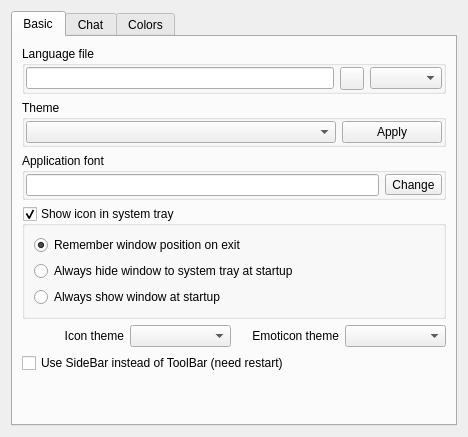
The window that eiskaltdcpp/ui/UISettingsGUI.ui (eiskaltdcpp/eiskaltdcpp) describes before a commit, drawn with Qt 5.
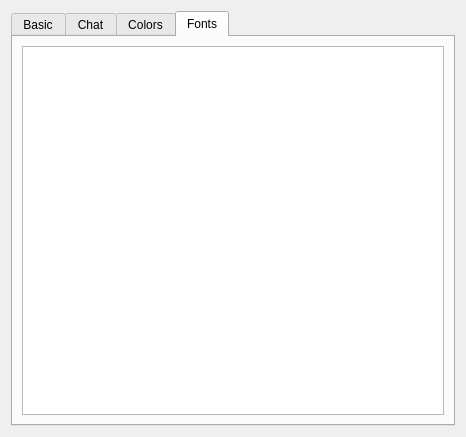
The same window after the commit. The open tabs and pages were chosen to show the change. Custom widgets are drawn as their Qt base class.

Commit message: some work for introdution custom fonts

The edit to the form file:
```diff
--- a/eiskaltdcpp/ui/UISettingsGUI.ui
+++ b/eiskaltdcpp/ui/UISettingsGUI.ui
@@ -6,8 +6,8 @@
    <rect>
     <x>0</x>
     <y>0</y>
-    <width>468</width>
-    <height>395</height>
+    <width>466</width>
+    <height>393</height>
    </rect>
   </property>
   <property name="windowTitle">
@@ -492,6 +492,16 @@
        </item>
       </layout>
      </widget>
+     <widget class="QWidget" name="tab_4">
+      <attribute name="title">
+       <string>Fonts</string>
+      </attribute>
+      <layout class="QGridLayout" name="gridLayout_4">
+       <item row="0" column="0">
+        <widget class="QTableView" name="tableView"/>
+       </item>
+      </layout>
+     </widget>
     </widget>
    </item>
   </layout>
```
The commit also changes 10 other files.
